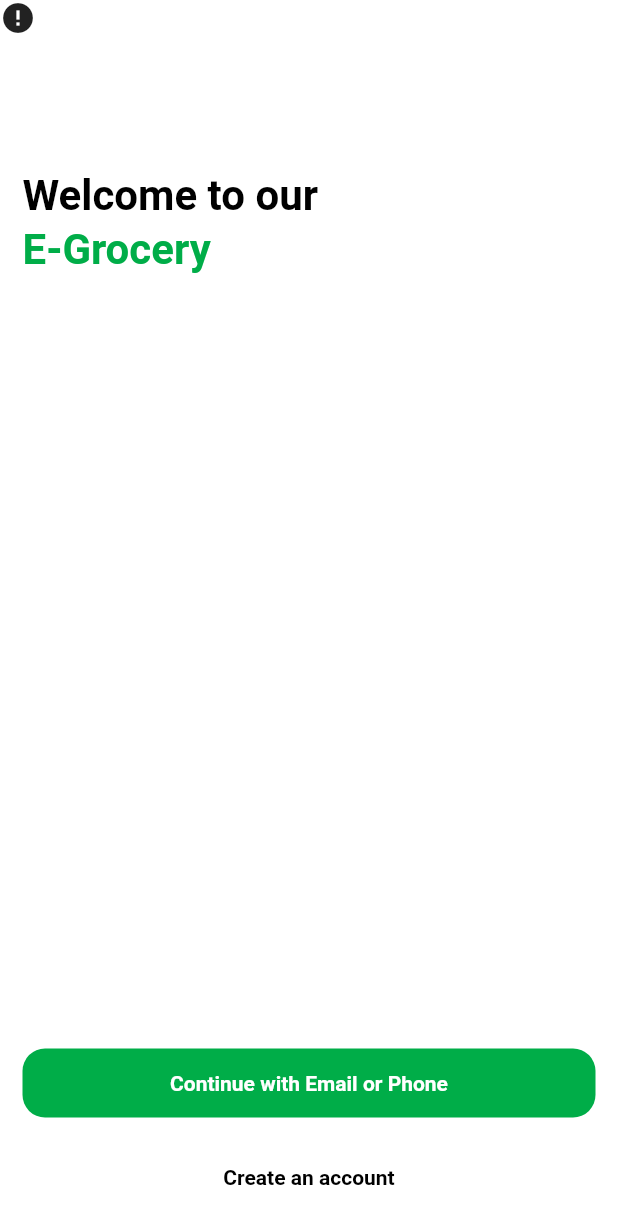
After one commit to mahabaraket/groceryAPP, a Flutter app: the IntroLoginPage screen opened by its route, on a phone screen of 412 x 824 dp. The commit adds this screen. Shown: the top 1224 px of the screen. Run offline on Flutter 3.47's test engine with Material 3 defaults, Android fonts, the phone set to English and light mode, and no system bars; drawn by our look-alikes of cached_network_image; our stand-ins replace flutter_svg; network calls fail; Roboto replaces fonts that are missing (Gilroy).

Commit message:
:sparkles: intro login screen
intro login screen

```diff
--- a/lib/core/constants/app_colors.dart
+++ b/lib/core/constants/app_colors.dart
@@ -1,5 +1,3 @@
-import 'dart:html';
-
 import 'package:flutter/material.dart';
 
 class AppColors {
--- a/lib/core/routes/app_routes.dart
+++ b/lib/core/routes/app_routes.dart
@@ -1,4 +1,8 @@
 class AppRoutes {
   static const introLogin = '/intro_login';
   static const onboarding = '/onboarding';
+
+  static const login = '/login';
+  static const signup = '/signup';
+  static const loginOrSignup = '/loginOrSignup';
 }
--- a/lib/core/routes/on_geerate_route.dart
+++ b/lib/core/routes/on_geerate_route.dart
@@ -1,4 +1,5 @@
 import 'package:flutter/cupertino.dart';
+import 'package:grocery_app/screens/auth/intrologin_page.dart';
 import 'package:grocery_app/screens/onboarding/onboarding_page.dart';
 
 import 'app_routes.dart';
@@ -9,6 +10,12 @@ class RouteGenerator {
     switch (route) {
       case AppRoutes.onboarding:
         return CupertinoPageRoute(builder: (_) => const OnboardingPage());
+
+      case AppRoutes.introLogin:
+        return CupertinoPageRoute(builder: (_) => const IntroLoginPage());
+
+      default:
+        return null;
     }
   }
 }
--- /dev/null
+++ b/lib/screens/auth/components/intro_pagebody_area.dart
@@ -0,0 +1,72 @@
+import 'package:flutter/material.dart';
+
+import '../../../core/constants/app_colors.dart';
+import '../../../core/constants/app_default.dart';
+import '../../../core/routes/app_routes.dart';
+
+class IntroPageBodyArea extends StatelessWidget {
+  const IntroPageBodyArea({
+    Key? key,
+  }) : super(key: key);
+
+  @override
+  Widget build(BuildContext context) {
+    return SafeArea(
+      child: Column(
+        children: [
+          const Spacer(flex: 1),
+          Padding(
+            padding: const EdgeInsets.all(AppDefaults.padding),
+            child: SizedBox(
+              width: double.infinity,
+              child: Column(
+                crossAxisAlignment: CrossAxisAlignment.start,
+                children: [
+                  Text(
+                    'Welcome to our',
+                    style: Theme.of(context).textTheme.headlineMedium?.copyWith(
+                        fontWeight: FontWeight.bold, color: Colors.black),
+                  ),
+                  Text(
+                    'E-Grocery',
+                    style: Theme.of(context).textTheme.headlineMedium?.copyWith(
+                        fontWeight: FontWeight.w700, color: AppColors.primary),
+                  ),
+                ],
+              ),
+            ),
+          ),
+          const Spacer(flex: 5),
+          Padding(
+            padding: const EdgeInsets.all(AppDefaults.padding),
+            child: Column(
+              children: [
+                SizedBox(
+                  width: double.infinity,
+                  child: ElevatedButton(
+                    onPressed: () =>
+                        Navigator.pushNamed(context, AppRoutes.loginOrSignup),
+                    child: const Text('Continue with Email or Phone'),
+                  ),
+                ),
+                const SizedBox(height: AppDefaults.padding),
+                SizedBox(
+                  width: double.infinity,
+                  child: ElevatedButton(
+                    onPressed: () =>
+                        Navigator.pushNamed(context, AppRoutes.signup),
+                    style: ElevatedButton.styleFrom(
+                      foregroundColor: Colors.black,
+                      backgroundColor: Colors.white,
+                    ),
+                    child: const Text('Create an account'),
+                  ),
+                )
+              ],
+            ),
+          )
+        ],
+      ),
+    );
+  }
+}
--- /dev/null
+++ b/lib/screens/auth/components/intropage_bgwrapp.dart
@@ -0,0 +1,71 @@
+import 'package:cached_network_image/cached_network_image.dart';
+import 'package:flutter/material.dart';
+
+import '../../../core/components/skeleton.dart';
+
+class IntroLoginBackgroundWrapper extends StatelessWidget {
+  const IntroLoginBackgroundWrapper({
+    Key? key,
+    required this.imageURL,
+  }) : super(key: key);
+
+  final String imageURL;
+
+  @override
+  Widget build(BuildContext context) {
+    return CachedNetworkImage(
+      imageUrl: imageURL,
+      imageBuilder: (context, imageProvider) => _IntroLoginBody(
+        image: imageProvider,
+      ),
+      placeholder: (context, url) => const Skeleton(),
+      errorWidget: (context, url, error) => const Icon(Icons.error),
+    );
+  }
+}
+
+class _IntroLoginBody extends StatelessWidget {
+  const _IntroLoginBody({
+    Key? key,
+    required this.image,
+  }) : super(key: key);
+
+  final ImageProvider image;
+
+  @override
+  Widget build(BuildContext context) {
+    return Stack(
+      children: [
+        Container(
+          height: MediaQuery.of(context).size.height,
+          width: MediaQuery.of(context).size.width,
+          decoration: BoxDecoration(
+            image: DecorationImage(
+              image: image,
+              fit: BoxFit.cover,
+            ),
+          ),
+        ),
+        Positioned(
+          bottom: 0,
+          child: Container(
+            height: MediaQuery.of(context).size.height,
+            width: MediaQuery.of(context).size.width,
+            decoration: BoxDecoration(
+              gradient: LinearGradient(
+                begin: Alignment.topCenter,
+                end: Alignment.bottomCenter,
+                colors: [
+                  Colors.black12.withOpacity(0.1),
+                  Colors.black12,
+                  Colors.black54,
+                  Colors.black54,
+                ],
+              ),
+            ),
+          ),
+        )
+      ],
+    );
+  }
+}
--- a/lib/screens/auth/intrologin_page.dart
+++ b/lib/screens/auth/intrologin_page.dart
@@ -0,0 +1,21 @@
+import 'package:flutter/material.dart';
+import 'package:grocery_app/screens/auth/components/intro_pagebody_area.dart';
+import 'package:grocery_app/screens/auth/components/intropage_bgwrapp.dart';
+
+import '../../core/constants/constants.dart';
+
+class IntroLoginPage extends StatelessWidget {
+  const IntroLoginPage({Key? key}) : super(key: key);
+
+  @override
+  Widget build(BuildContext context) {
+    return const Scaffold(
+      body: Stack(
+        children: [
+          IntroLoginBackgroundWrapper(imageURL: AppImages.introBackground1),
+          IntroPageBodyArea(),
+        ],
+      ),
+    );
+  }
+}
```
